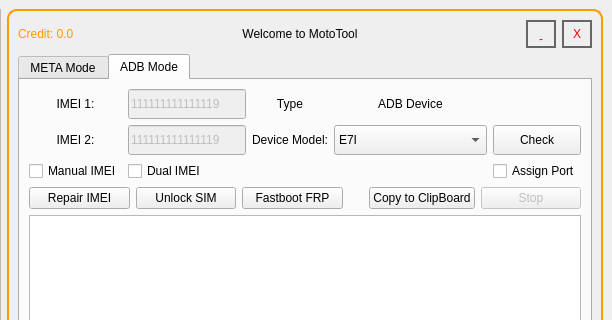
First picture: the form in mainwindow.ui, repository Legatto2/Legatto_Device_Studio, before the edit; both pictures show x 360 to 972 and y 0 to 320 of the 972 by 410 pixel window.
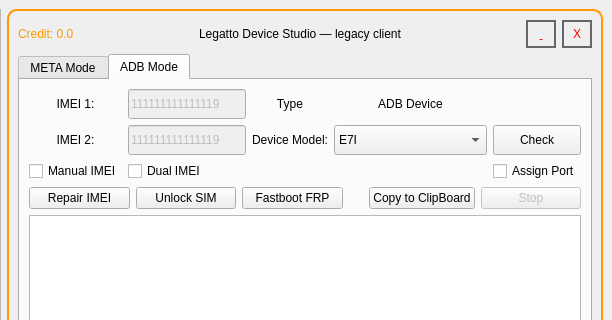
Second picture: the form after the edit. Icons and pictures are not drawn.

Commit message:
Rebrand Legatto Device Studio and add disposable emulator validation
Rename the current UI, build targets, configuration and documentation; add owner-confirmed rights-reserved, privacy and liability notices; move project history and inherited credits to a separate document.

Add an opt-in two-AVD Android integration lane with ownership checks, sanitized reports and process-group cleanup regression coverage. Real-emulator execution remains pending.

What changed in the file:
```diff
--- a/mainwindow.ui
+++ b/mainwindow.ui
@@ -430,7 +430,7 @@
             <string notr="true">font: 800 18pt &quot;Comic Sans MS&quot;;</string>
            </property>
            <property name="text">
-            <string>Welcome to MotoTool</string>
+            <string>Legatto Device Studio — legacy client</string>
            </property>
            <property name="alignment">
             <set>Qt::AlignCenter</set>
```
The commit also changes 45 other files.
